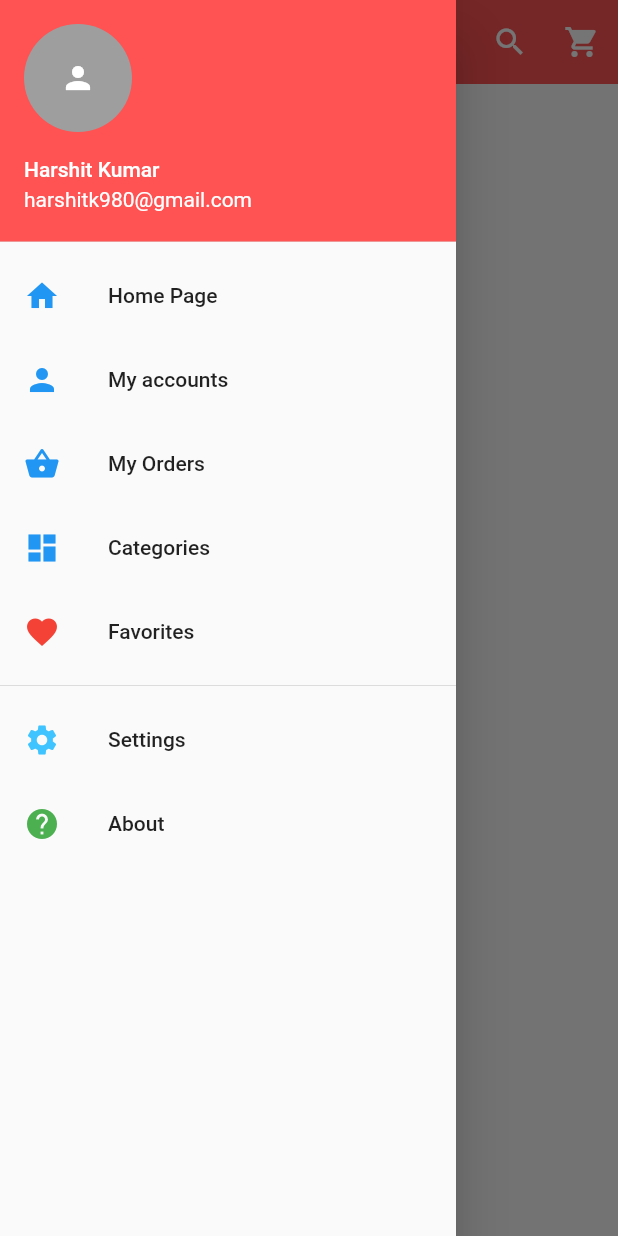
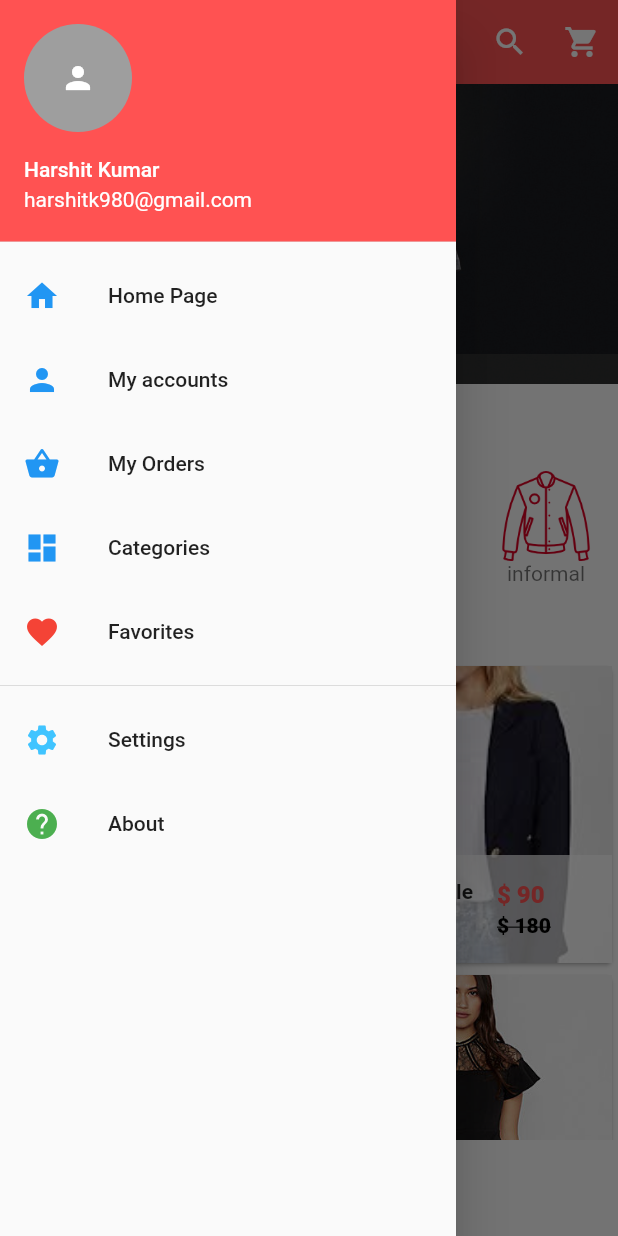
Before and after one commit to HARSHITK48/flutter_app, a Flutter app: the screen it shows after launch, with the side drawer open, on a phone screen of 412 x 824 dp. Run offline on Flutter 3.47's test engine with Material 2 defaults, Android fonts, the phone set to English and light mode, and no system bars; drawn by our look-alikes of carousel_pro.

Commit message:
added products

```diff
--- a/lib/HomePage.dart
+++ b/lib/HomePage.dart
@@ -1,6 +1,11 @@
 import 'package:flutter/material.dart';
 import 'package:carousel_pro/carousel_pro.dart';
 
+
+//own imports
+import 'package:ecomapp/components/horizaontal_list_view.dart';
+import 'package:ecomapp/components/products.dart';
+import 'package:ecomapp/components/drawer.dart';
 
 class HomePage extends StatefulWidget {
   @override
@@ -10,93 +15,70 @@ class HomePage extends StatefulWidget {
 class _HomePageState extends State<HomePage> {
   @override
   Widget build(BuildContext context) {
+  Widget image_coursenal =new Container(
+    height: 200,
+    child: new Carousel(
+      boxFit: BoxFit.cover,
+      images: [
+        AssetImage('images/m1.jpeg'),
+        AssetImage('images/c1.jpg'),
+        AssetImage('images/m2.jpg'),
+        AssetImage('images/w1.jpeg'),
+        AssetImage('images/w3.jpeg'),
+        AssetImage('images/w4.jpeg'),
+      ],
+      autoplay: false,
+      dotSize: 4.0,
+      indicatorBgPadding: 6.0,
+      dotColor: Colors.red,
+      animationCurve: Curves.fastOutSlowIn,
+      animationDuration: Duration(milliseconds: 1000),
+    ),
+  );
     return Scaffold(
       //appbar------------------------------------------------------------------
       appBar: new AppBar(
         elevation:0.1,
         backgroundColor: Colors.redAccent,
-        title: Text("Sopify"),
+        title: Text("Shopify"),
         actions: <Widget>[
-
           new IconButton(icon: Icon(Icons.search,color: Colors.white,), onPressed: (){}),
           new IconButton(icon: Icon(Icons.shopping_cart,color: Colors.white,), onPressed: (){}),
         ],
       ),
 
       //drawer------------------------------------------------------------------
-      drawer: new Drawer(
-        child: new ListView(
-          children: <Widget>[
-            //header--------------------------------------------
-            new UserAccountsDrawerHeader(accountName: Text("Harshit Kumar"),
-                accountEmail: Text("harshitk980@gmail.com"),
-                currentAccountPicture: GestureDetector(
-                  child: new CircleAvatar(
-                    backgroundColor: Colors.grey,
-                    child: Icon(Icons.person,color: Colors.white ,),
-                  ),
-                ),
-              decoration: new BoxDecoration(
-                color: Colors.redAccent
-              ),
-            ),
+      drawer: MyDrawer(),
 
-            //body------------------------------------------------
-            InkWell(
-              onTap: (){},
-              child: ListTile(
-                title: Text("Home Page"),
-                leading: Icon(Icons.home,color: Colors.blue,),
-              ),
-            ),
-            InkWell(
-              onTap: (){},
-              child: ListTile(
-                title: Text("My accounts"),
-                leading: Icon(Icons.person,color: Colors.blue,),
-              ),
-            ),
-            InkWell(
-              onTap: (){},
-              child: ListTile(
-                title: Text("My Orders"),
-                leading: Icon(Icons.shopping_basket,color: Colors.blue,),
-              ),
-            ),
-            InkWell(
-              onTap: (){},
-              child: ListTile(
-                title: Text("Categories"),
-                leading: Icon(Icons.dashboard,color: Colors.blue,),
-              ),
-            ),
-            InkWell(
-              onTap: (){},
-              child: ListTile(
-                title: Text("Favorites"),
-                leading: Icon(Icons.favorite,color: Colors.red,),
-              ),
-            ),
-            Divider(),
-            InkWell(
-              onTap: (){},
-              child: ListTile(
-                title: Text("Settings"),
-                leading: Icon(Icons.settings,color: Colors.lightBlueAccent,),
-              ),
-            ),
-            InkWell(
-              onTap: (){},
-              child: ListTile(
-                title: Text("About"),
-                leading: Icon(Icons.help,color: Colors.green,),
-              ),
-            ),
-          ],
-        ),
+      //body--------------------------------------------------------------------
+      body: new ListView(
+        children: [
+          //image carousenal begins-------------------
+          image_coursenal,
+
+          //padding widget
+          new Padding(padding: const EdgeInsets.all(18.0),
+          //category text
+          child: Text("Categories",),
+          ),
+
+
+          //Horizontal list view begins here----------
+          HorizontalListView(),
+
+          //padding widget
+          new Padding(padding: const EdgeInsets.all(18.0),
+            //recent text
+            child: Text("Recent Products",),
+          ),
+
+          //Grid View
+          new Container(
+            height: 320,
+            child: Products(),
+          )
+        ],
       ),
-      //body--------------------------------------------------------------------
-
     );
   }
 }
--- /dev/null
+++ b/lib/components/drawer.dart
@@ -0,0 +1,78 @@
+import 'package:flutter/material.dart';
+
+class MyDrawer extends StatelessWidget {
+  @override
+  Widget build(BuildContext context) {
+    return new Drawer(
+      child: new ListView(
+        children: <Widget>[
+          //header--------------------------------------------
+          new UserAccountsDrawerHeader(accountName: Text("Harshit Kumar"),
+            accountEmail: Text("harshitk980@gmail.com"),
+            currentAccountPicture: GestureDetector(
+              child: new CircleAvatar(
+                backgroundColor: Colors.grey,
+                child: Icon(Icons.person,color: Colors.white ,),
+              ),
+            ),
+            decoration: new BoxDecoration(
+                color: Colors.redAccent
+            ),
+          ),
+
+          //body------------------------------------------------
+          InkWell(
+            onTap: (){},
+            child: ListTile(
+              title: Text("Home Page"),
+              leading: Icon(Icons.home,color: Colors.blue,),
+            ),
+          ),
+          InkWell(
+            onTap: (){},
+            child: ListTile(
+              title: Text("My accounts"),
+              leading: Icon(Icons.person,color: Colors.blue,),
+            ),
+          ),
+          InkWell(
+            onTap: (){},
+            child: ListTile(
+              title: Text("My Orders"),
+              leading: Icon(Icons.shopping_basket,color: Colors.blue,),
+            ),
+          ),
+          InkWell(
+            onTap: (){},
+            child: ListTile(
+              title: Text("Categories"),
+              leading: Icon(Icons.dashboard,color: Colors.blue,),
+            ),
+          ),
+          InkWell(
+            onTap: (){},
+            child: ListTile(
+              title: Text("Favorites"),
+              leading: Icon(Icons.favorite,color: Colors.red,),
+            ),
+          ),
+          Divider(),
+          InkWell(
+            onTap: (){},
+            child: ListTile(
+              title: Text("Settings"),
+              leading: Icon(Icons.settings,color: Colors.lightBlueAccent,),
+            ),
+          ),
+          InkWell(
+            onTap: (){},
+            child: ListTile(
+              title: Text("About"),
+              leading: Icon(Icons.help,color: Colors.green,),
+            ),
+          ),
+        ],
+      ),
+    );
+  }
+}
--- /dev/null
+++ b/lib/components/horizaontal_list_view.dart
@@ -0,0 +1,66 @@
+import 'package:flutter/material.dart';
+
+class HorizontalListView extends StatelessWidget {
+  @override
+  Widget build(BuildContext context) {
+    return Container(
+      height: 80.0,
+      child: ListView(
+        scrollDirection: Axis.horizontal,
+        children: [
+          Category(
+            image_location: 'images/cats/tshirt.png',
+            image_caption: 'shirt',
+          ),
+          Category(
+            image_location: 'images/cats/dress.png',
+            image_caption: 'dress',
+          ),
+          Category(
+            image_location: 'images/cats/formal.png',
+            image_caption: 'formal',
+          ),
+          Category(
+            image_location: 'images/cats/informal.png',
+            image_caption: 'informal',
+          ),
+          Category(
+            image_location: 'images/cats/jeans.png',
+            image_caption: 'jeans',
+          ),
+          Category(
+            image_location: 'images/cats/shoe.png',
+            image_caption: 'shoe',
+          ),
+        ],
+      ),
+    );
+  }
+}
+
+class Category extends StatelessWidget {
+  final String image_location;
+  final String image_caption;
+
+  Category({
+    this.image_location,
+    this.image_caption
+  });
+  @override
+  Widget build(BuildContext context) {
+    return Padding(padding: const EdgeInsets.all(2.0),
+      child: InkWell(onTap: (){},
+      child: Container(
+        width: 100.0,
+        child: ListTile(
+          title: Image.asset(image_location,width: 100.0,height: 60.0,),
+          subtitle: Container(
+              alignment: Alignment.topCenter,
+              child: Text(image_caption),),
+        ),
+      ),),
+    );
+
+
+  }
+}
--- /dev/null
+++ b/lib/components/products.dart
@@ -0,0 +1,140 @@
+import 'package:flutter/material.dart';
+
+class Products extends StatefulWidget {
+  @override
+  _ProductsState createState() => _ProductsState();
+}
+
+class _ProductsState extends State<Products> {
+  var product_list = [
+    {
+      "name": "Blazer Male",
+      "picture": "images/products/blazer1.jpeg",
+      "old_price": 120,
+      "price": 85,
+    },
+    {
+      "name": "Blazer Female",
+      "picture": "images/products/blazer2.jpeg",
+      "old_price": 180,
+      "price": 90,
+    },
+    {
+      "name": "Dress 1",
+      "picture": "images/products/dress1.jpeg",
+      "old_price": 280,
+      "price": 190,
+    },
+    {
+      "name": "Dress 2",
+      "picture": "images/products/dress2.jpeg",
+      "old_price": 380,
+      "price": 290,
+    },
+    {
+      "name": "Hills 1",
+      "picture": "images/products/hills1.jpeg",
+      "old_price": 1800,
+      "price": 970,
+    },
+    {
+      "name": "Pants 1",
+      "picture": "images/products/pants1.jpg",
+      "old_price": 480,
+      "price": 190,
+    },
+    {
+      "name": "Pants 2",
+      "picture": "images/products/pants2.jpeg",
+      "old_price": 180,
+      "price": 90,
+    },
+    {
+      "name": "Shoe 1",
+      "picture": "images/products/shoe1.jpg",
+      "old_price": 180,
+      "price": 90,
+    },
+    {
+      "name": "Skirt 1",
+      "picture": "images/products/skt1.jpeg",
+      "old_price": 180,
+      "price": 90,
+    },
+    {
+      "name": "Skirt 2",
+      "picture": "images/products/skt2.jpeg",
+      "old_price": 180,
+      "price": 90,
+    },
+  ];
+
+  @override
+  Widget build(BuildContext context) {
+    return GridView.builder(
+      itemCount: product_list.length,
+      gridDelegate:
+          new SliverGridDelegateWithFixedCrossAxisCount(crossAxisCount: 2),
+      itemBuilder: (BuildContext context, int index) {
+        return SingleProd(
+          product_name: product_list[index]['name'],
+          prod_picture: product_list[index]['picture'],
+          prod_old_price: product_list[index]['old_price'],
+          prod_new_price: product_list[index]['price'],
+        );
+      },
+    );
+  }
+}
+
+class SingleProd extends StatelessWidget {
+  final product_name;
+  final prod_picture;
+  final prod_old_price;
+  final prod_new_price;
+
+  SingleProd({
+    this.product_name,
+    this.prod_picture,
+    this.prod_old_price,
+    this.prod_new_price,
+  });
+
+  @override
+  Widget build(BuildContext context) {
+    return Card(
+      child: Hero(
+        tag: product_name,
+        child: Material(
+          child: InkWell(
+            onTap: () {},
+            child: GridTile(
+              child: Image.asset(prod_picture, fit: BoxFit.cover),
+              footer: Container(
+                color: Colors.white70,
+                child: ListTile(
+                  leading: Text(
+                    product_name,
+                    style: TextStyle(fontWeight: FontWeight.bold),
+                  ),
+                  title: Text(
+                    "\$ $prod_new_price",
+                    style: TextStyle(
+                        color: Colors.redAccent, fontWeight: FontWeight.w800),
+                  ),
+                  subtitle: Text(
+                    "\$ $prod_old_price",
+                    style: TextStyle(
+                        color: Colors.black,
+                        fontWeight: FontWeight.w800,
+                        decoration: TextDecoration.lineThrough),
+                  ),
+                ),
+              ),
+            ),
+          ),
+        ),
+      ),
+    );
+  }
+}
```
Also changed, not shown: pubspec.yaml (+25 -1 lines).
